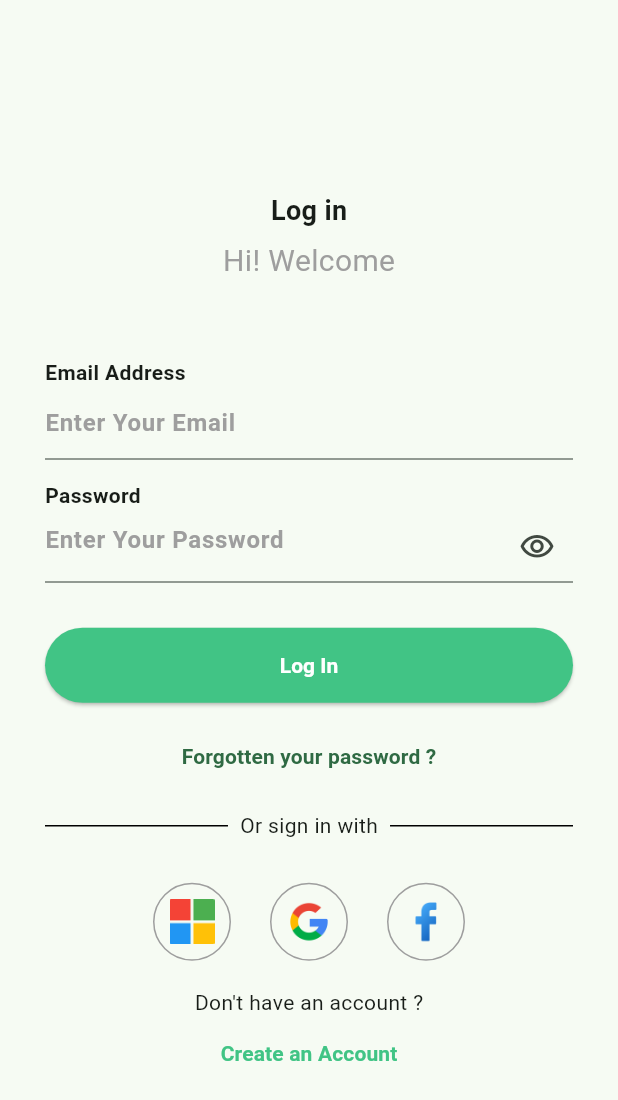
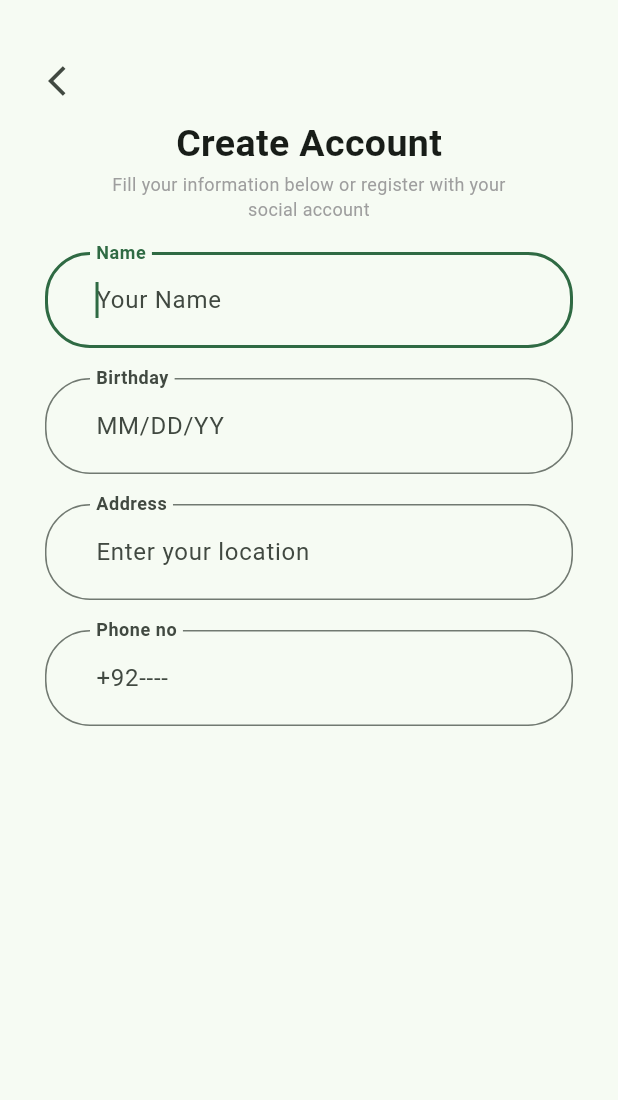
Before and after one commit to ikram-khani/auth_ui, a Flutter app: the AuthScreen screen opened directly, after a tap on "Create an Account", on a phone screen of 412 x 824 dp. Shown: the top 1100 px of the screen. Run offline on Flutter 3.47's test engine with Material 2 defaults, Android fonts, the phone set to English and light mode, and no system bars.

Commit message:
setting of sign up screen

```diff
--- a/lib/main.dart
+++ b/lib/main.dart
@@ -1,4 +1,5 @@
 import 'package:auth_ui/screens/auth.dart';
+import 'package:auth_ui/screens/sign_up.dart';
 import 'package:flutter/material.dart';
 
 void main() {
@@ -19,7 +20,7 @@ class MyApp extends StatelessWidget {
         primaryColor: const Color.fromRGBO(65, 196, 133, 1),
         useMaterial3: true,
       ),
-      home: const AuthScreen(),
+      home: const SignUpScreen(),
     );
   }
 }
--- a/lib/screens/auth.dart
+++ b/lib/screens/auth.dart
@@ -1,3 +1,4 @@
+import 'package:auth_ui/screens/sign_up.dart';
 import 'package:auth_ui/widget/social_icon.dart';
 import 'package:auth_ui/widget/in_line_text.dart';
 import 'package:flutter/material.dart';
@@ -152,42 +153,50 @@ class _AuthScreenState extends State<AuthScreen> {
                   ),
                 ),
               ),
-              const InLineText(text: 'Or sign in with'),
+              const InLineText(
+                text: 'Or sign in with',
+              ),
               const SizedBox(height: 20),
               Row(
                 mainAxisAlignment: MainAxisAlignment.center,
+                mainAxisSize: MainAxisSize.min,
                 children: [
                   IconButton(
                     onPressed: () {},
                     icon: const SocialIcon(
                         iconPath: 'assets/icons/microsoft.png'),
-                    iconSize: 30,
                   ),
                   const SizedBox(width: 10),
                   IconButton(
                     onPressed: () {},
                     icon: const SocialIcon(iconPath: 'assets/icons/google.png'),
-                    iconSize: 30,
                   ),
                   const SizedBox(width: 10),
                   IconButton(
                     onPressed: () {},
                     icon:
                         const SocialIcon(iconPath: 'assets/icons/facebook.png'),
-                    iconSize: 30,
                   ),
                 ],
               ),
               const SizedBox(
                 height: 10,
               ),
-              const Text("Don't have an account ?"),
+              const Text(
+                "Don't have an account ?",
+                style: TextStyle(color: Colors.grey),
+              ),
               TextButton(
-                onPressed: () {},
-                child: Text(
+                onPressed: () {
+                  Navigator.of(context).push(
+                    MaterialPageRoute(
+                      builder: (context) => const SignUpScreen(),
+                    ),
+                  );
+                },
+                child: const Text(
                   'Create an Account',
                   style: TextStyle(
-                    color: Theme.of(context).primaryColor,
                     fontWeight: FontWeight.bold,
                   ),
                 ),
--- /dev/null
+++ b/lib/screens/sign_up.dart
@@ -0,0 +1,145 @@
+import 'package:flutter/material.dart';
+
+class SignUpScreen extends StatefulWidget {
+  const SignUpScreen({super.key});
+
+  @override
+  State<SignUpScreen> createState() => _SignUpScreenState();
+}
+
+class _SignUpScreenState extends State<SignUpScreen> {
+  @override
+  Widget build(BuildContext context) {
+    return Scaffold(
+      body: Column(crossAxisAlignment: CrossAxisAlignment.start, children: [
+        Container(
+          margin: const EdgeInsets.only(top: 30, left: 20),
+          child: IconButton(
+            onPressed: () {
+              Navigator.of(context).pop();
+            },
+            icon: const Icon(
+              Icons.arrow_back_ios,
+            ),
+          ),
+        ),
+        Center(
+          child: Padding(
+            padding: const EdgeInsets.only(left: 30, right: 30, bottom: 30),
+            child: SingleChildScrollView(
+              child: Column(
+                mainAxisAlignment: MainAxisAlignment.center,
+                children: [
+                  const Text(
+                    "Create Account",
+                    style: TextStyle(
+                      fontWeight: FontWeight.bold,
+                      fontSize: 25,
+                    ),
+                  ),
+                  const Padding(
+                    padding: EdgeInsets.symmetric(
+                      horizontal: 40,
+                    ),
+                    child: Text(
+                      'Fill your information below or register with your social account',
+                      textAlign: TextAlign.center,
+                      style: TextStyle(color: Colors.grey, fontSize: 12),
+                    ),
+                  ),
+                  const SizedBox(
+                    height: 20,
+                  ),
+                  Form(
+                    child: Column(
+                      crossAxisAlignment: CrossAxisAlignment.start,
+                      mainAxisSize: MainAxisSize.min,
+                      children: [
+                        TextFormField(
+                          autofocus: true,
+                          decoration: InputDecoration(
+                            floatingLabelBehavior: FloatingLabelBehavior.always,
+                            label: const Text('Name'),
+                            labelStyle: const TextStyle(
+                              fontWeight: FontWeight.bold,
+                            ),
+                            contentPadding: const EdgeInsets.symmetric(
+                                horizontal: 30, vertical: 20),
+                            hintText: 'Your Name',
+                            border: OutlineInputBorder(
+                              borderRadius: BorderRadius.circular(30.0),
+                            ),
+                          ),
+                          autocorrect: true,
+                          keyboardType: TextInputType.name,
+                        ),
+                        const SizedBox(height: 20),
+                        TextFormField(
+                          autofocus: true,
+                          decoration: InputDecoration(
+                            floatingLabelBehavior: FloatingLabelBehavior.always,
+                            label: const Text('Birthday'),
+                            labelStyle: const TextStyle(
+                              fontWeight: FontWeight.bold,
+                            ),
+                            contentPadding: const EdgeInsets.symmetric(
+                                horizontal: 30, vertical: 20),
+                            hintText: 'MM/DD/YY',
+                            border: OutlineInputBorder(
+                              borderRadius: BorderRadius.circular(30.0),
+                            ),
+                          ),
+                          autocorrect: true,
+                          keyboardType: TextInputType.datetime,
+
+                        ),
+                        const SizedBox(height: 20),
+                        TextFormField(
+                          autofocus: true,
+                          decoration: InputDecoration(
+                            floatingLabelBehavior: FloatingLabelBehavior.always,
+                            label: const Text('Address'),
+                            labelStyle: const TextStyle(
+                              fontWeight: FontWeight.bold,
+                            ),
+                            contentPadding: const EdgeInsets.symmetric(
+                                horizontal: 30, vertical: 20),
+                            hintText: 'Enter your location',
+                            border: OutlineInputBorder(
+                              borderRadius: BorderRadius.circular(30.0),
+                            ),
+                          ),
+                          autocorrect: true,
+                          keyboardType: TextInputType.streetAddress,
+                        ),
+                        const SizedBox(height: 20),
+                        TextFormField(
+                          autofocus: true,
+                          decoration: InputDecoration(
+                            floatingLabelBehavior: FloatingLabelBehavior.always,
+                            label: const Text('Phone no'),
+                            labelStyle: const TextStyle(
+                              fontWeight: FontWeight.bold,
+                            ),
+                            contentPadding: const EdgeInsets.symmetric(
+                                horizontal: 30, vertical: 20),
+                            hintText: '+92----',
+                            border: OutlineInputBorder(
+                              borderRadius: BorderRadius.circular(30.0),
+                            ),
+                          ),
+                          autocorrect: true,
+                          keyboardType: TextInputType.phone,
+                        ),
+                      ],
+                    ),
+                  )
+                ],
+              ),
+            ),
+          ),
+        ),
+      ]),
+    );
+  }
+}
--- a/lib/widget/in_line_text.dart
+++ b/lib/widget/in_line_text.dart
@@ -16,7 +16,10 @@ class InLineText extends StatelessWidget {
             color: Colors.black,
           ),
         ),
-        Text(text),
+        Text(
+          text,
+          style: const TextStyle(color: Colors.grey),
+        ),
         Expanded(
           child: Container(
             margin: const EdgeInsets.only(left: 8),
--- a/lib/widget/social_icon.dart
+++ b/lib/widget/social_icon.dart
@@ -6,6 +6,8 @@ class SocialIcon extends StatelessWidget {
 
   @override
   Widget build(BuildContext context) {
+    Size screenSize = MediaQuery.of(context).size;
+    double imageSize = screenSize.width * 0.08;
     return Container(
       padding: const EdgeInsets.all(10),
       decoration: BoxDecoration(
@@ -17,8 +19,8 @@ class SocialIcon extends StatelessWidget {
       ),
       child: Image.asset(
         iconPath,
-        height: 30,
-        width: 30,
+        height: imageSize,
+        width: imageSize,
       ),
     );
   }
```
